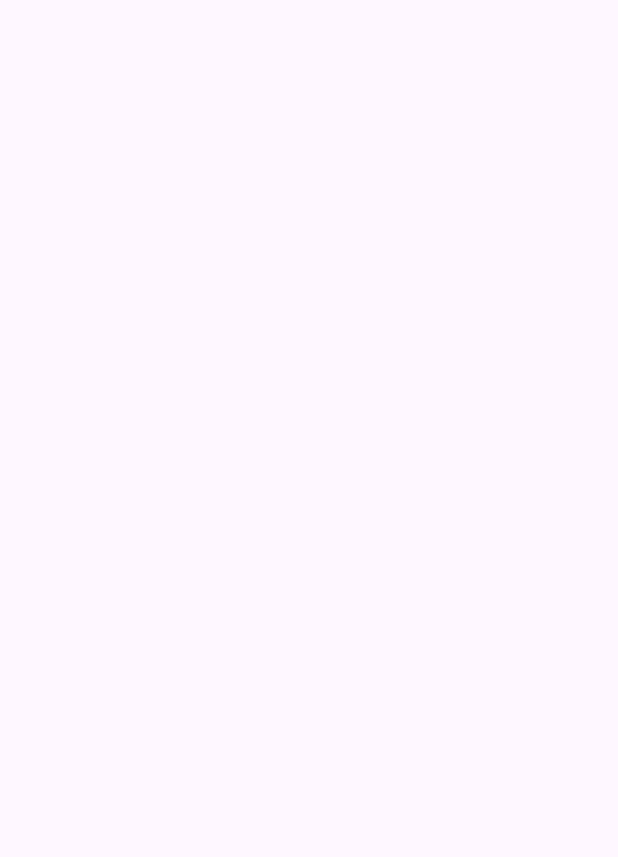
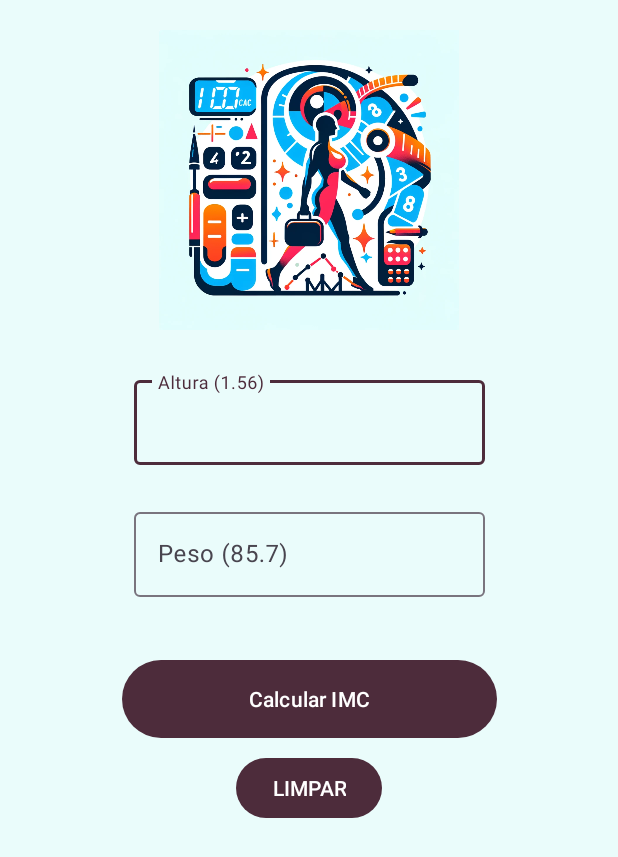
Before and after one commit to saviocunhaa/IMC-UP-appAndroid, an Android app: the screen it shows after launch (MainActivity), on a phone screen of 412 x 824 dp. Before the commit the part shown is empty. Shown: the top 857 px of the screen. Run offline under Robolectric (Android 15) with nearby library versions, the light colour scheme and no system bars.

Commit message:
finalizacao d app

```diff
--- a/app/src/main/AndroidManifest.xml
+++ b/app/src/main/AndroidManifest.xml
@@ -13,6 +13,9 @@
         android:theme="@style/Theme.IMC_UP"
         tools:targetApi="31">
         <activity
+            android:name=".ResultadoActivity"
+            android:exported="false" />
+        <activity
             android:name=".MainActivity"
             android:exported="true">
             <intent-filter>
--- a/app/src/main/java/com/example/imc_up/MainActivity.kt
+++ b/app/src/main/java/com/example/imc_up/MainActivity.kt
@@ -1,11 +1,44 @@
 package com.example.imc_up
 
+import android.content.Intent
 import androidx.appcompat.app.AppCompatActivity
 import android.os.Bundle
+import android.widget.Button
+import android.widget.EditText
+import com.google.android.material.textfield.TextInputEditText
 
 class MainActivity : AppCompatActivity() {
+
+    private lateinit var btnCalcular: Button
+    lateinit var txtAltura: EditText
+    lateinit var txtPeso: EditText
+
     override fun onCreate(savedInstanceState: Bundle?) {
         super.onCreate(savedInstanceState)
         setContentView(R.layout.activity_main)
+
+        btnCalcular = findViewById(R.id.btnCalcular)
+        txtAltura = findViewById(R.id.txtEditAltura)
+        txtPeso = findViewById(R.id.txtEditPeso)
+
+
+
+        btnCalcular.setOnClickListener {
+            val intent = Intent(this, ResultadoActivity::class.java)
+
+            val peso = txtPeso.text.toString()
+            val altura = txtAltura.text.toString()
+
+            if (peso.isNotEmpty()  && altura.isNotEmpty()){
+
+                intent.putExtra("peso", peso.toDouble())
+                intent.putExtra("altura", altura.toDouble())
+
+            }
+
+            startActivity(intent)
+
+        }
+
     }
 }
--- /dev/null
+++ b/app/src/main/res/drawable/baseline_cleaning_services_24.xml
@@ -0,0 +1,5 @@
+<vector android:height="24dp" android:tint="#000000"
+    android:viewportHeight="24" android:viewportWidth="24"
+    android:width="24dp" xmlns:android="http://schemas.android.com/apk/res/android">
+    <path android:fillColor="@android:color/white" android:pathData="M16,11h-1V3c0,-1.1 -0.9,-2 -2,-2h-2C9.9,1 9,1.9 9,3v8H8c-2.76,0 -5,2.24 -5,5v7h18v-7C21,13.24 18.76,11 16,11zM19,21h-2v-3c0,-0.55 -0.45,-1 -1,-1s-1,0.45 -1,1v3h-2v-3c0,-0.55 -0.45,-1 -1,-1s-1,0.45 -1,1v3H9v-3c0,-0.55 -0.45,-1 -1,-1s-1,0.45 -1,1v3H5v-5c0,-1.65 1.35,-3 3,-3h8c1.65,0 3,1.35 3,3V21z"/>
+</vector>
--- a/app/src/main/res/layout/activity_main.xml
+++ b/app/src/main/res/layout/activity_main.xml
@@ -4,4 +4,72 @@
     xmlns:tools="http://schemas.android.com/tools"
     android:layout_width="match_parent"
     android:layout_height="match_parent"
-    tools:context=".MainActivity"/>
+    tools:context=".MainActivity">
+
+    <com.google.android.material.textfield.TextInputLayout
+        android:id="@+id/textInputLayoutAltura"
+        android:layout_width="250dp"
+        android:layout_height="0dp"
+        android:layout_marginTop="20dp"
+        android:padding="8dp"
+        app:layout_constraintEnd_toEndOf="parent"
+        app:layout_constraintStart_toStartOf="parent"
+        app:layout_constraintTop_toBottomOf="@+id/imageView">
+
+        <com.google.android.material.textfield.TextInputEditText
+            android:id="@+id/txtEditAltura"
+            android:layout_width="match_parent"
+            android:layout_height="wrap_content"
+            android:hint="Altura (1.56)"
+            android:inputType="number|numberDecimal" />
+    </com.google.android.material.textfield.TextInputLayout>
+
+    <com.google.android.material.textfield.TextInputLayout
+        android:id="@+id/textInputLayoutPeso"
+        android:layout_width="250dp"
+        android:layout_height="0dp"
+        android:layout_marginTop="10dp"
+        android:padding="8dp"
+        app:layout_constraintEnd_toEndOf="parent"
+        app:layout_constraintStart_toStartOf="parent"
+        app:layout_constraintTop_toBottomOf="@+id/textInputLayoutAltura">
+
+        <com.google.android.material.textfield.TextInputEditText
+            android:id="@+id/txtEditPeso"
+            android:layout_width="match_parent"
+            android:layout_height="wrap_content"
+            android:hint="Peso (85.7)"
+            android:inputType="number|numberDecimal" />
+    </com.google.android.material.textfield.TextInputLayout>
+
+    <Button
+        android:id="@+id/btnCalcular"
+        android:layout_width="250dp"
+        android:layout_height="60dp"
+        android:layout_marginTop="30dp"
+        android:text="Calcular IMC"
+        app:layout_constraintEnd_toEndOf="parent"
+        app:layout_constraintStart_toStartOf="parent"
+        app:layout_constraintTop_toBottomOf="@+id/textInputLayoutPeso" />
+
+    <ImageView
+        android:id="@+id/imageView"
+        android:layout_width="200dp"
+        android:layout_height="200dp"
+        android:layout_marginTop="20dp"
+        app:layout_constraintEnd_toEndOf="parent"
+        app:layout_constraintStart_toStartOf="parent"
+        app:layout_constraintTop_toTopOf="parent"
+        app:srcCompat="@drawable/logo" />
+
+    <Button
+        android:id="@+id/btnLimpar"
+        android:layout_width="wrap_content"
+        android:layout_height="wrap_content"
+        android:layout_marginTop="5dp"
+        android:text="LIMPAR"
+        app:layout_constraintEnd_toEndOf="parent"
+        app:layout_constraintStart_toStartOf="parent"
+        app:layout_constraintTop_toBottomOf="@+id/btnCalcular" />
+
+</androidx.constraintlayout.widget.ConstraintLayout>
--- a/app/src/main/res/values/colors.xml
+++ b/app/src/main/res/values/colors.xml
@@ -3,6 +3,7 @@
     <color name="black">#FF000000</color>
     <color name="white">#FFFFFFFF</color>
     <color name="green">#8BC34A</color>
-    <color name="yellow">#F2C12E</color>
-    <color name="yellow_secundary">#F2AE30</color>
+    <color name="yellow">#4d2c3b</color>
+    <color name="yellow_secundary">#0ab2f5</color>
+    <color name="yellow_backgroud">#eafcfb</color>
 </resources>
--- a/app/src/main/res/values/themes.xml
+++ b/app/src/main/res/values/themes.xml
@@ -4,6 +4,7 @@
         <!-- Customize your light theme here. -->
          <item name="colorPrimary">@color/yellow</item>
          <item name="colorSecondary">@color/yellow_secundary</item>
+        <item name="android:windowBackground">@color/yellow_backgroud</item>
     </style>
 
     <style name="Theme.IMC_UP" parent="Base.Theme.IMC_UP" />
```
Also changed, not shown: app/src/main/java/com/example/imc_up/ResultadoActivity.kt (added, +46 -0 lines), app/src/main/res/layout/activity_resultado.xml (added, +65 -0 lines), app/src/main/res/drawable/imck.jpg (added), app/src/main/res/drawable/logo.jpg (added).
